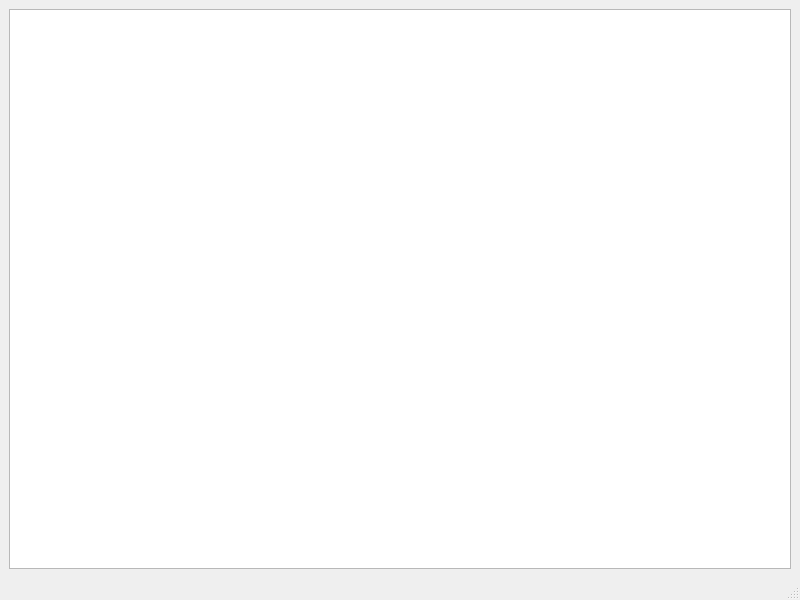
The window that mainwindow.ui (CausaPrincipalis71/dconf-deffaults-editor) describes before a commit, drawn with Qt 5.
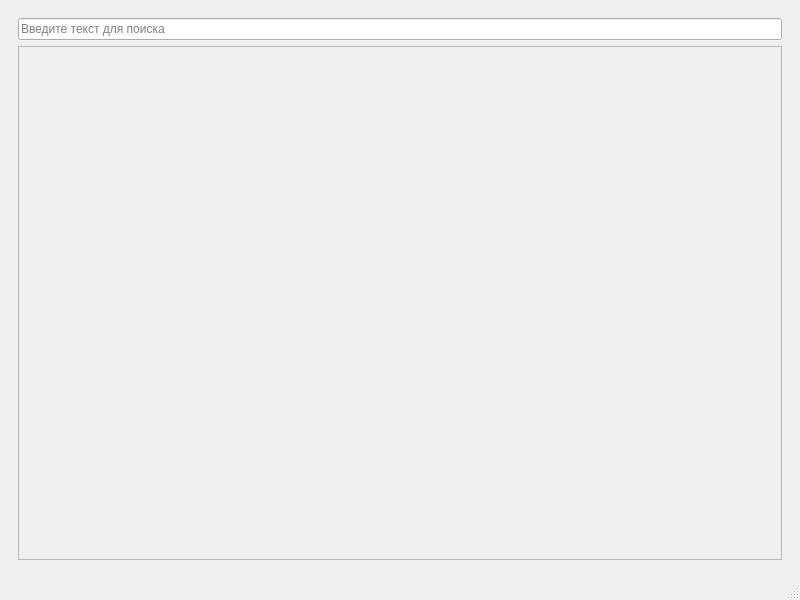
The same window after the commit.

Commit message: Changed the method of containing schemas. Now is created static list, that contains all schemas and static vector of buttons that added in scroll widget

```diff
--- a/mainwindow.ui
+++ b/mainwindow.ui
@@ -16,7 +16,41 @@
   <widget class="QWidget" name="centralwidget">
    <layout class="QVBoxLayout" name="verticalLayout">
     <item>
-     <widget class="QPlainTextEdit" name="plainTextEdit"/>
+     <widget class="QStackedWidget" name="stackedWidget">
+      <property name="currentIndex">
+       <number>0</number>
+      </property>
+      <widget class="QWidget" name="searchPage">
+       <layout class="QVBoxLayout" name="verticalLayout_2">
+        <item>
+         <widget class="QLineEdit" name="searchLine">
+          <property name="placeholderText">
+           <string>Введите текст для поиска</string>
+          </property>
+         </widget>
+        </item>
+        <item>
+         <widget class="QScrollArea" name="schemaButtonScrollArea">
+          <property name="widgetResizable">
+           <bool>true</bool>
+          </property>
+          <widget class="QWidget" name="schemaButtonsScrollAreaContains">
+           <property name="geometry">
+            <rect>
+             <x>0</x>
+             <y>0</y>
+             <width>750</width>
+             <height>467</height>
+            </rect>
+           </property>
+           <layout class="QVBoxLayout" name="verticalLayout_3"/>
+          </widget>
+         </widget>
+        </item>
+       </layout>
+      </widget>
+      <widget class="QWidget" name="editPage"/>
+     </widget>
     </item>
    </layout>
   </widget>
```
The commit also changes 3 other files.
